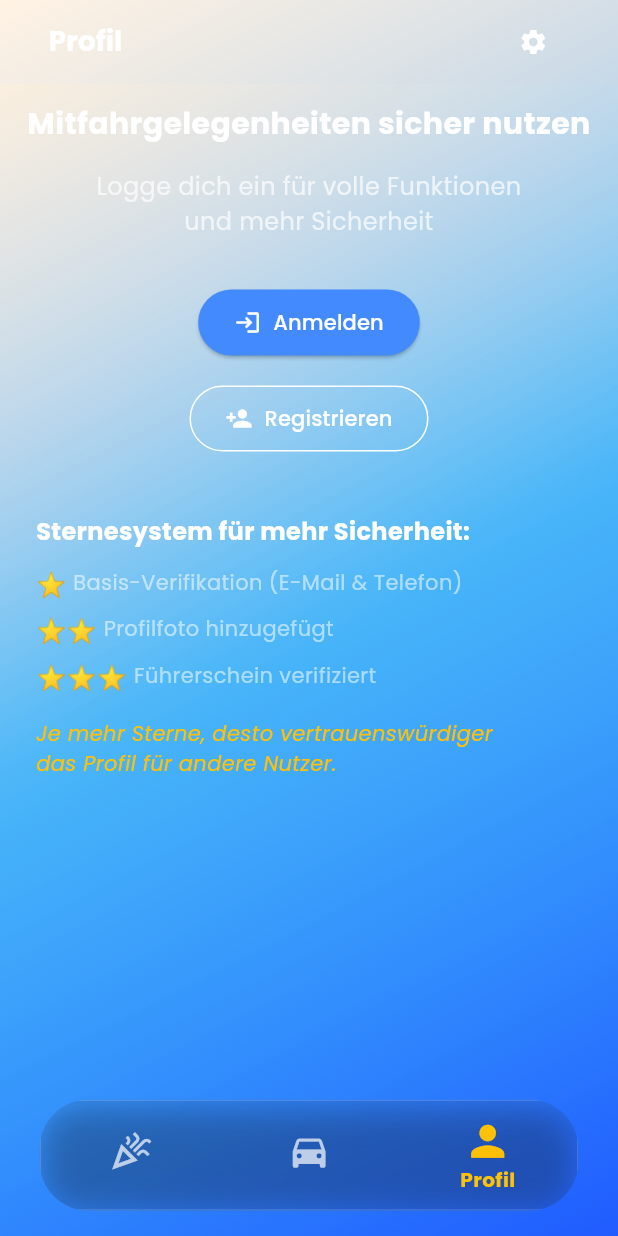
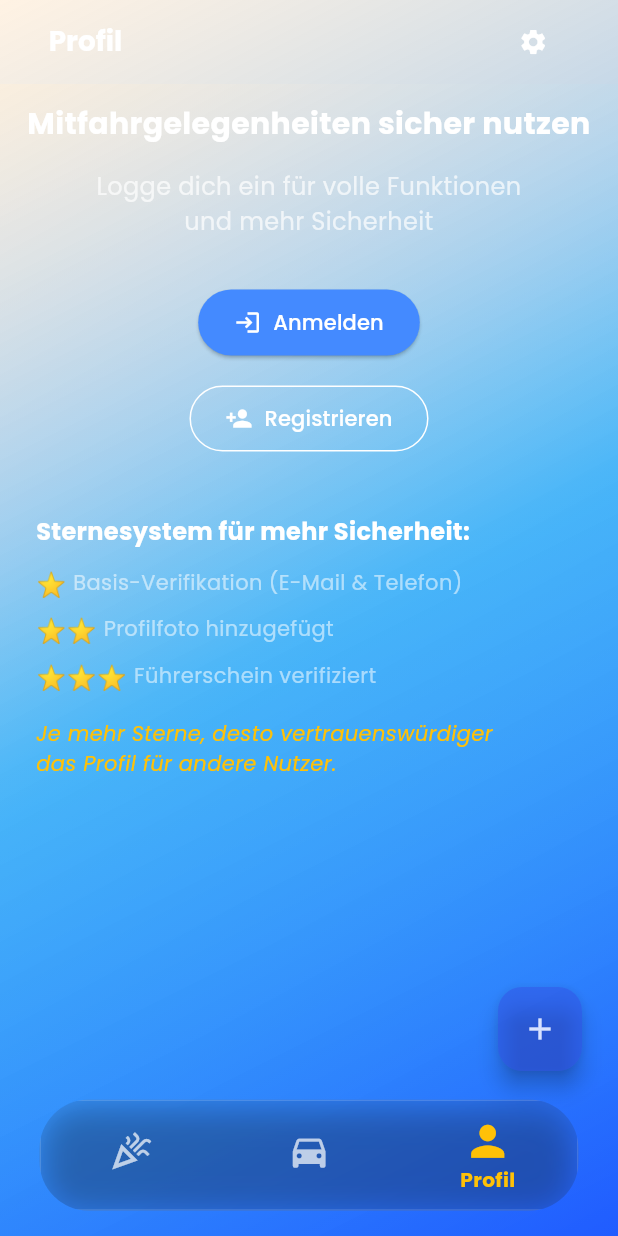
Before and after one commit to lukasbihlercoc-max/my-app, a Flutter app: the screen it shows after launch, item 3 of the bottom bar chosen, on a phone screen of 412 x 824 dp. Run offline on Flutter 3.47's test engine with Material 3 defaults, Android fonts, the phone set to English and light mode, and no system bars; our stand-ins replace google_fonts, hive, hive_flutter, shared_preferences; accounts and stored records are empty.

Commit message:
funktioniert soweit bevor großer UI änderung (übergänge)

```diff
--- a/lib/main.dart
+++ b/lib/main.dart
@@ -20,7 +20,6 @@ import 'package:my_app/data/chat_repository.dart';
 // Hive
 import 'package:my_app/data/event_daten.dart';
 import 'package:my_app/data/user_service.dart';
-import 'package:my_app/views/widgets/ui_overlay_state.dart';
 import 'package:path_provider/path_provider.dart';
 import 'package:hive_flutter/hive_flutter.dart';
 import 'package:my_app/views/widget_tree.dart';
@@ -95,6 +94,9 @@ void main() async {
   );
   final chatService = ChatService(chatRepository);
 
+  // 🔹 Performance Optimierungen
+  debugPrint = (String? message, {int? wrapWidth}) {}; // Debug-Output in Release deaktivieren
+
   // App starten
   runApp(MyApp(
     eventService: eventService,
@@ -162,11 +164,6 @@ class _MyAppState extends State<MyApp> {
         Provider<RideRequestService>(
           create: (_) => RideRequestService()
           ),
-
-        ChangeNotifierProvider<UiOverlayState>(
-          create: (_) => UiOverlayState(),
-        ),
-
       ],
 
 
--- a/lib/views/widget_tree.dart
+++ b/lib/views/widget_tree.dart
@@ -2,16 +2,13 @@
 import 'package:flutter/material.dart';
 import 'package:my_app/data/notifiers.dart';
 import 'package:my_app/views/pages/events_page.dart';
-import 'package:my_app/views/pages/fahrt_anfragen_page.dart';
 import 'package:my_app/views/pages/fahrten_page.dart';
 import 'package:my_app/views/pages/home_page.dart';
 import 'package:my_app/views/pages/profile_page.dart';
 import 'package:my_app/views/pages/settings_page.dart';
 import 'package:my_app/views/widgets/appbar_widget.dart';
 import 'package:my_app/views/widgets/background_widget.dart';
-import 'package:my_app/views/widgets/chat_overlay.dart';
 import 'package:my_app/views/widgets/navbar_widget.dart';
-import 'package:my_app/views/widgets/ui_overlay_state.dart';
 
 // 🆕 PROVIDER IMPORT HINZUFÜGEN
 import 'package:provider/provider.dart';
@@ -59,38 +56,25 @@ class WidgetTree extends StatelessWidget {
                 ),
               ),
 
-              // 🔥 CHAT OVERLAY
-              Consumer<UiOverlayState>(
-                builder: (context, ui, _) {
-                  if (!ui.isFahrtAnfragenOpen) return const SizedBox.shrink();
-
-                  return Material(
-                    color: Colors.black.withOpacity(0.4),
-                    child: SafeArea(
-                      child: Column(
-                        children: [
-                          AppBar(
-                            backgroundColor: Colors.transparent,
-                            elevation: 0,
-                            leading: IconButton(
-                              icon: const Icon(Icons.arrow_back),
-                              onPressed: () => context
-                                  .read<UiOverlayState>()
-                                  .closeFahrtAnfragen(),
-                            ),
-                            title: const Text("Anfragen"),
-                          ),
-                          Expanded(
-                            child: FahrtAnfragenPage(fahrt: ui.activeFahrt!),
-                          ),
-                        ],
+              // Floating Action Button - 🟡 UNVERÄNDERT
+              Positioned(
+                bottom: 110,
+                right: 24,
+                child: FloatingActionButton(
+                  backgroundColor: const Color.fromARGB(134, 51, 85, 234),
+                  onPressed: () {
+                    Navigator.push(
+                      context,
+                      MaterialPageRoute(
+                        builder: (context) => EventsPage(event: null),
                       ),
-                    ),
-                  );
-                },
+                    );
+                  },
+                  child: const Icon(Icons.add),
+                ),
               ),
 
-
+              // Navigationsleiste - 🟡 UNVERÄNDERT
               Positioned(
                 bottom: 16,
                 left: 16,
@@ -99,7 +83,6 @@ class WidgetTree extends StatelessWidget {
               ),
             ],
           );
-
         },
       ),
     );
--- a/lib/views/widgets/ui_overlay_state.dart
+++ /dev/null
@@ -1,43 +0,0 @@
-import 'package:flutter/foundation.dart';
-import 'package:my_app/data/fahrt_daten.dart';
-
-class UiOverlayState extends ChangeNotifier {
-  String? _activeChatConversationId;
-  String? _activeChatUserName;
-
-  bool get isChatOpen => _activeChatConversationId != null;
-
-  String? get conversationId => _activeChatConversationId;
-  String? get otherUserName => _activeChatUserName;
-
-  void openChat({
-    required String conversationId,
-    required String otherUserName,
-  }) {
-    _activeChatConversationId = conversationId;
-    _activeChatUserName = otherUserName;
-    notifyListeners();
-  }
-
-  void closeChat() {
-    _activeChatConversationId = null;
-    _activeChatUserName = null;
-    notifyListeners();
-  }
-  FahrtDaten? _activeFahrtAnfragen;
-
-  bool get isFahrtAnfragenOpen => _activeFahrtAnfragen != null;
-  FahrtDaten? get activeFahrt => _activeFahrtAnfragen;
-
-  void openFahrtAnfragen(FahrtDaten fahrt) {
-    _activeFahrtAnfragen = fahrt;
-    notifyListeners();
-  }
-
-  void closeFahrtAnfragen() {
-    _activeFahrtAnfragen = null;
-    notifyListeners();
-  }
-
-
-}
```
Also changed, not shown: lib/views/pages/chat_page.dart (+20 -17 lines), lib/views/pages/fahrt_anfragen_page.dart (+29 -8 lines), lib/views/pages/fahrten_page.dart (+11 -6 lines), lib/views/pages/home_page.dart (+11 -9 lines), lib/views/widgets/chat_overlay.dart (deleted, +0 -44 lines), lib/views/widgets/fahrtencard_widget.dart (+7 -2 lines), lib/views/widgets/glass_page_widget.dart (deleted, +0 -25 lines), lib/views/widgets/push_glass_widget.dart (deleted, +0 -15 lines).
